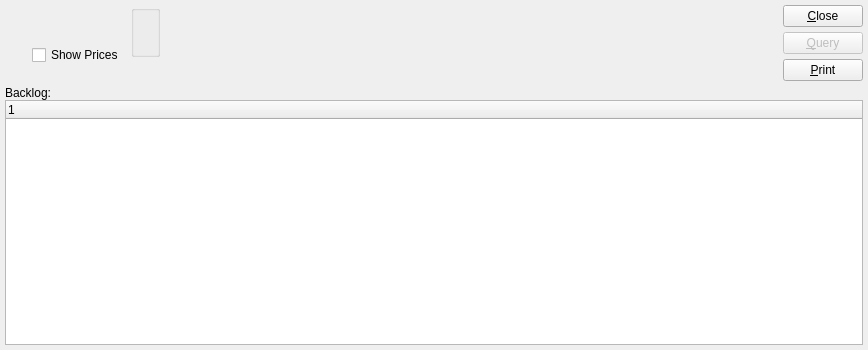
Pegasus-RPG/xtuple-client, file guiclient/dspBacklogByCustomer.ui: the form before one commit.
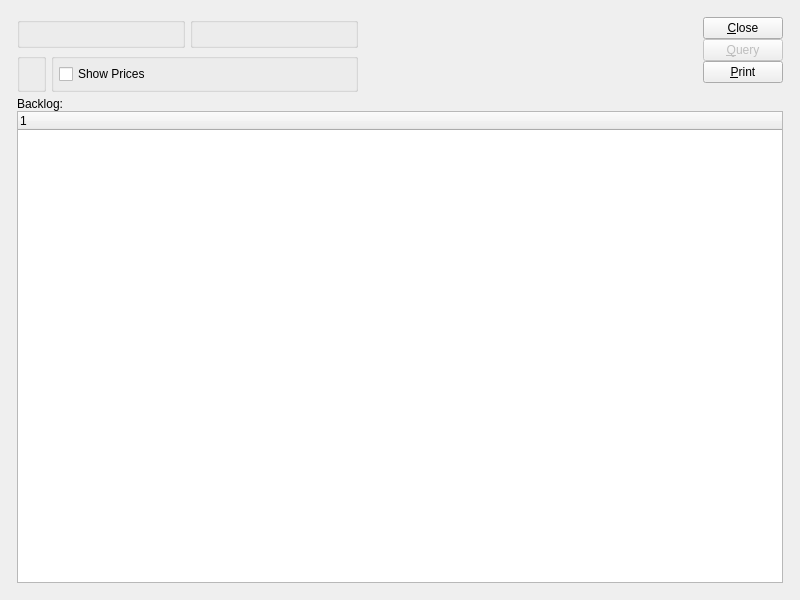
The form after the commit. Custom widgets are drawn as their Qt base class.

Commit message: issue 8520:  Touch up layouts with tweaked clusters.

```diff
--- a/guiclient/dspBacklogByCustomer.ui
+++ b/guiclient/dspBacklogByCustomer.ui
@@ -13,24 +13,33 @@
    <rect>
     <x>0</x>
     <y>0</y>
-    <width>868</width>
-    <height>350</height>
+    <width>800</width>
+    <height>600</height>
    </rect>
   </property>
   <property name="windowTitle" >
    <string>Backlog by Customer</string>
   </property>
-  <layout class="QVBoxLayout" >
-   <item>
-    <layout class="QHBoxLayout" >
-     <property name="spacing" >
-      <number>7</number>
+  <layout class="QGridLayout" name="gridLayout_6" >
+   <item row="0" column="0" >
+    <layout class="QGridLayout" name="gridLayout_5" >
+     <property name="margin" >
+      <number>12</number>
      </property>
+     <item row="0" column="0" >
+      <layout class="QHBoxLayout" name="horizontalLayout_4" >
      <item>
-      <layout class="QVBoxLayout" >
-       <property name="spacing" >
-        <number>0</number>
-       </property>
+        <layout class="QVBoxLayout" name="verticalLayout_3" >
+         <item>
+          <layout class="QHBoxLayout" name="horizontalLayout_2" >
+           <item>
+            <widget class="QGroupBox" name="_custGroup" >
+             <property name="title" >
+              <string/>
+             </property>
+             <layout class="QGridLayout" name="gridLayout_2" >
+              <item row="0" column="0" >
+               <layout class="QVBoxLayout" name="verticalLayout" >
        <item>
         <widget class="CustCluster" name="_cust" />
        </item>
@@ -40,36 +49,57 @@
           <enum>Qt::Vertical</enum>
          </property>
          <property name="sizeType" >
-          <enum>QSizePolicy::Preferred</enum>
-         </property>
-         <property name="sizeHint" >
+                   <enum>QSizePolicy::Expanding</enum>
+                  </property>
+                  <property name="sizeHint" stdset="0" >
           <size>
            <width>20</width>
-           <height>20</height>
+                    <height>0</height>
           </size>
          </property>
         </spacer>
        </item>
       </layout>
      </item>
+             </layout>
+            </widget>
+           </item>
      <item>
-      <layout class="QVBoxLayout" >
-       <property name="spacing" >
-        <number>0</number>
-       </property>
-       <item>
-        <layout class="QVBoxLayout" >
-         <property name="spacing" >
-          <number>5</number>
-         </property>
-         <item>
+            <widget class="QGroupBox" name="_dateGroup" >
+             <property name="title" >
+              <string/>
+             </property>
+             <layout class="QGridLayout" name="gridLayout_3" >
+              <item row="0" column="0" >
           <widget class="DateCluster" name="_dates" />
          </item>
+             </layout>
+            </widget>
+           </item>
+          </layout>
+         </item>
          <item>
-          <layout class="QHBoxLayout" >
-           <property name="spacing" >
-            <number>0</number>
-           </property>
+          <layout class="QHBoxLayout" name="horizontalLayout_3" >
+           <item>
+            <widget class="WarehouseGroup" name="_warehouse" >
+             <property name="title" >
+              <string/>
+             </property>
+             <property name="fixedSize" >
+              <bool>false</bool>
+             </property>
+            </widget>
+           </item>
+           <item>
+            <widget class="QGroupBox" name="_optionsGroup" >
+             <property name="title" >
+              <string/>
+             </property>
+             <layout class="QGridLayout" name="gridLayout_4" >
+              <item row="0" column="0" >
+               <layout class="QVBoxLayout" name="verticalLayout_2" >
+                <item>
+                 <layout class="QHBoxLayout" name="horizontalLayout" >
            <item>
             <widget class="XCheckBox" name="_showPrices" >
              <property name="text" >
@@ -78,14 +108,11 @@
             </widget>
            </item>
            <item>
-            <spacer>
+                   <spacer name="horizontalSpacer" >
              <property name="orientation" >
               <enum>Qt::Horizontal</enum>
              </property>
-             <property name="sizeType" >
-              <enum>QSizePolicy::Preferred</enum>
-             </property>
-             <property name="sizeHint" >
+                    <property name="sizeHint" stdset="0" >
               <size>
                <width>0</width>
                <height>20</height>
@@ -95,61 +122,28 @@
            </item>
           </layout>
          </item>
-        </layout>
-       </item>
        <item>
-        <spacer>
+                 <spacer name="verticalSpacer_2" >
          <property name="orientation" >
           <enum>Qt::Vertical</enum>
          </property>
-         <property name="sizeType" >
-          <enum>QSizePolicy::Preferred</enum>
-         </property>
-         <property name="sizeHint" >
+                  <property name="sizeHint" stdset="0" >
           <size>
            <width>20</width>
-           <height>16</height>
+                    <height>0</height>
           </size>
          </property>
         </spacer>
        </item>
       </layout>
      </item>
-     <item>
-      <layout class="QVBoxLayout" >
-       <property name="spacing" >
-        <number>0</number>
-       </property>
-       <item>
-        <widget class="WarehouseGroup" name="_warehouse" >
-         <property name="title" >
-          <string/>
-         </property>
-        </widget>
-       </item>
-       <item>
-        <spacer>
-         <property name="orientation" >
-          <enum>Qt::Vertical</enum>
-         </property>
-         <property name="sizeType" >
-          <enum>QSizePolicy::Preferred</enum>
-         </property>
-         <property name="sizeHint" >
-          <size>
-           <width>20</width>
-           <height>24</height>
-          </size>
-         </property>
-        </spacer>
+             </layout>
+            </widget>
+           </item>
+          </layout>
        </item>
       </layout>
      </item>
-     <item>
-      <layout class="QHBoxLayout" >
-       <property name="spacing" >
-        <number>0</number>
-       </property>
        <item>
         <spacer>
          <property name="orientation" >
@@ -158,10 +152,10 @@
          <property name="sizeType" >
           <enum>QSizePolicy::Expanding</enum>
          </property>
-         <property name="sizeHint" >
+         <property name="sizeHint" stdset="0" >
           <size>
-           <width>26</width>
-           <height>10</height>
+           <width>133</width>
+           <height>13</height>
           </size>
          </property>
         </spacer>
@@ -169,7 +163,7 @@
        <item>
         <layout class="QVBoxLayout" >
          <property name="spacing" >
-          <number>5</number>
+          <number>0</number>
          </property>
          <item>
           <widget class="QPushButton" name="_close" >
@@ -210,13 +204,42 @@
            </property>
           </widget>
          </item>
-        </layout>
-       </item>
-      </layout>
-     </item>
-    </layout>
-   </item>
    <item>
+          <spacer name="verticalSpacer" >
+           <property name="orientation" >
+            <enum>Qt::Vertical</enum>
+           </property>
+           <property name="sizeHint" stdset="0" >
+            <size>
+             <width>20</width>
+             <height>0</height>
+            </size>
+           </property>
+          </spacer>
+         </item>
+        </layout>
+       </item>
+      </layout>
+     </item>
+     <item row="1" column="0" >
+      <widget class="QFrame" name="_frame" >
+       <property name="sizePolicy" >
+        <sizepolicy vsizetype="Expanding" hsizetype="Preferred" >
+         <horstretch>0</horstretch>
+         <verstretch>1</verstretch>
+        </sizepolicy>
+       </property>
+       <property name="frameShape" >
+        <enum>QFrame::NoFrame</enum>
+       </property>
+       <property name="frameShadow" >
+        <enum>QFrame::Raised</enum>
+       </property>
+       <layout class="QGridLayout" name="gridLayout" >
+        <property name="margin" >
+         <number>0</number>
+        </property>
+        <item row="0" column="0" >
     <layout class="QVBoxLayout" >
      <property name="spacing" >
       <number>0</number>
@@ -235,6 +258,11 @@
    </item>
   </layout>
  </widget>
+     </item>
+    </layout>
+   </item>
+  </layout>
+ </widget>
  <layoutdefault spacing="5" margin="5" />
  <pixmapfunction>qPixmapFromMimeSource</pixmapfunction>
  <customwidgets>
```
Left out of the diff: 4 changed lines with no effect on the pictures. Lines whose indentation alone changed are shown as unchanged. The commit also changes 34 other files.
